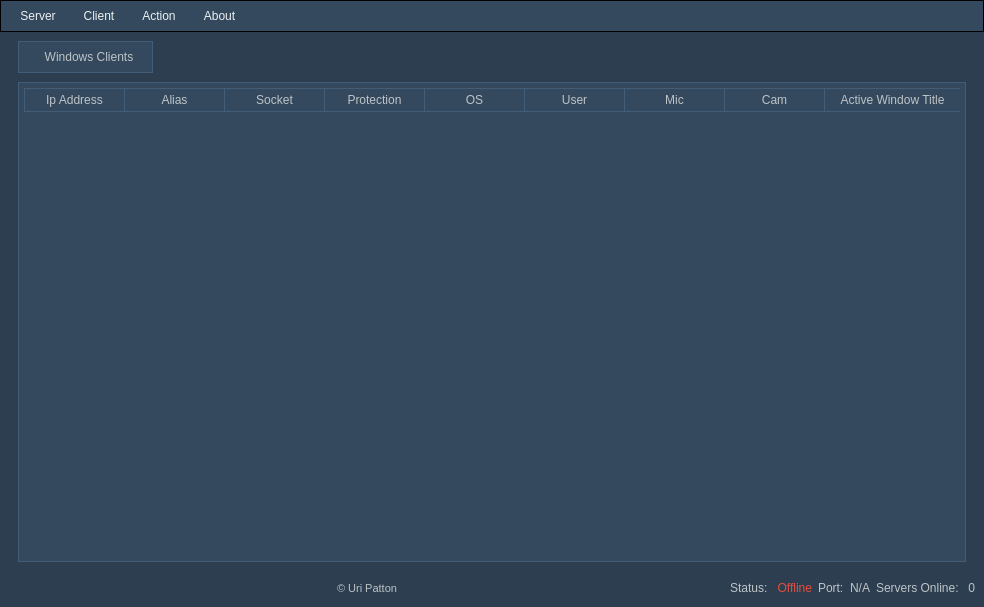
First picture: the form in source/gui.ui, repository 5l1v3r1/Moderat, before the edit.
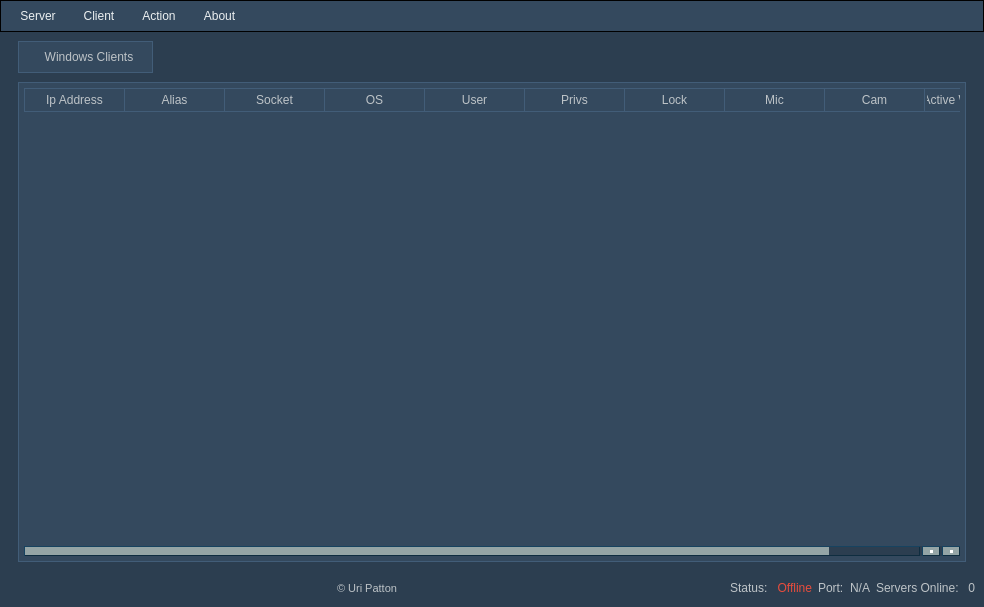
Second picture: the form after the edit. Icons and pictures are not drawn.

```diff
--- a/source/gui.ui
+++ b/source/gui.ui
@@ -386,11 +386,6 @@
             <string>Socket</string>
            </property>
           </column>
-          <column>
-           <property name="text">
-            <string>Protection</string>
-           </property>
-          </column>
           <column>
            <property name="text">
             <string>OS</string>
@@ -401,6 +396,16 @@
             <string>User</string>
            </property>
           </column>
+          <column>
+           <property name="text">
+            <string>Privs</string>
+           </property>
+          </column>
+          <column>
+           <property name="text">
+            <string>Lock</string>
+           </property>
+          </column>
           <column>
            <property name="text">
             <string>Mic</string>
```
